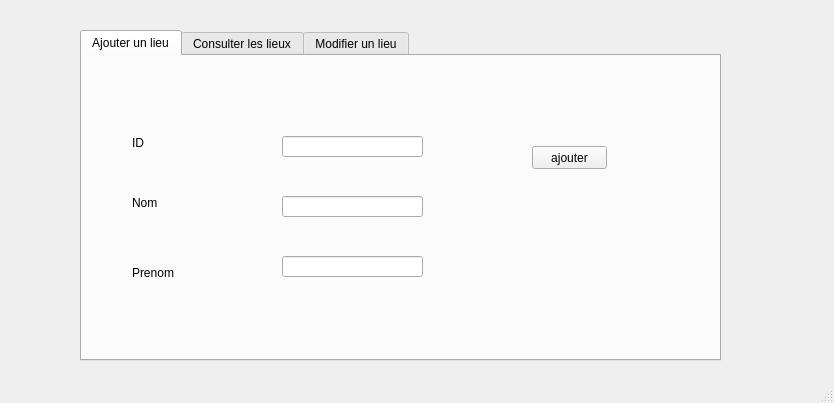
Above: mainwindow.ui from AdamNajar12/Olympic-games before the change. Below: the same form after it.
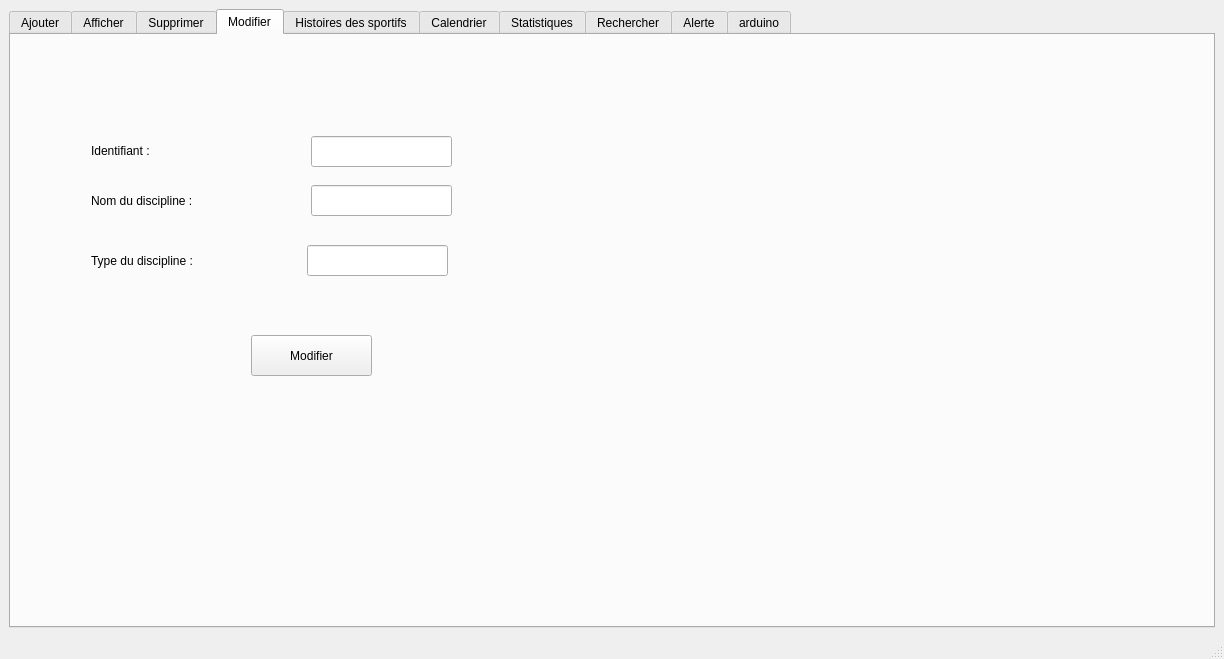
That is the form after the change. The open tabs and pages were chosen to show the change.

The edit to the form file:
```diff
--- a/mainwindow.ui
+++ b/mainwindow.ui
@@ -6,118 +6,306 @@
    <rect>
     <x>0</x>
     <y>0</y>
-    <width>834</width>
-    <height>403</height>
+    <width>1224</width>
+    <height>659</height>
    </rect>
   </property>
   <property name="windowTitle">
    <string>MainWindow</string>
   </property>
   <widget class="QWidget" name="centralwidget">
-   <widget class="QTabWidget" name="tabWidget_lieux">
-    <property name="geometry">
-     <rect>
-      <x>80</x>
-      <y>30</y>
-      <width>641</width>
-      <height>331</height>
-     </rect>
-    </property>
+   <layout class="QVBoxLayout" name="verticalLayout">
+    <item>
+     <widget class="QTabWidget" name="arduino">
     <property name="currentIndex">
      <number>0</number>
     </property>
-    <widget class="QWidget" name="tab">
+      <widget class="QWidget" name="tab_4">
      <attribute name="title">
-      <string>Ajouter un lieu</string>
-     </attribute>
-     <widget class="QLineEdit" name="lineEdit">
+        <string>Ajouter</string>
+       </attribute>
+       <widget class="QPushButton" name="pushButtonajouter">
       <property name="geometry">
        <rect>
-        <x>200</x>
-        <y>80</y>
-        <width>141</width>
-        <height>21</height>
-       </rect>
-      </property>
-     </widget>
-     <widget class="QLabel" name="label">
-      <property name="geometry">
-       <rect>
-        <x>50</x>
-        <y>80</y>
-        <width>47</width>
-        <height>13</height>
+          <x>292</x>
+          <y>320</y>
+          <width>121</width>
+          <height>41</height>
        </rect>
       </property>
       <property name="text">
-       <string>ID</string>
+         <string>Ajouter</string>
       </property>
      </widget>
      <widget class="QLabel" name="label_2">
       <property name="geometry">
        <rect>
-        <x>50</x>
-        <y>140</y>
-        <width>47</width>
-        <height>13</height>
+          <x>80</x>
+          <y>70</y>
+          <width>181</width>
+          <height>61</height>
        </rect>
       </property>
       <property name="text">
-       <string>Nom</string>
+         <string>Identidiant du discipline :</string>
       </property>
      </widget>
      <widget class="QLabel" name="label_3">
       <property name="geometry">
        <rect>
-        <x>50</x>
+          <x>84</x>
+          <y>140</y>
+          <width>141</width>
+          <height>51</height>
+         </rect>
+        </property>
+        <property name="text">
+         <string>Nom du discipline :</string>
+        </property>
+       </widget>
+       <widget class="QLabel" name="label_4">
+        <property name="geometry">
+         <rect>
+          <x>84</x>
         <y>210</y>
-        <width>47</width>
-        <height>13</height>
+          <width>131</width>
+          <height>31</height>
        </rect>
       </property>
       <property name="text">
-       <string>Prenom</string>
-      </property>
-     </widget>
-     <widget class="QLineEdit" name="lineEdit_2">
+         <string>Type du discipline :</string>
+        </property>
+       </widget>
+       <widget class="QLineEdit" name="lineEditIddiscipline">
       <property name="geometry">
        <rect>
-        <x>200</x>
-        <y>140</y>
+          <x>282</x>
+          <y>91</y>
         <width>141</width>
-        <height>21</height>
+          <height>31</height>
        </rect>
       </property>
      </widget>
-     <widget class="QLineEdit" name="lineEdit_3">
+       <widget class="QLineEdit" name="lineEditNomdiscipline">
       <property name="geometry">
        <rect>
-        <x>200</x>
-        <y>200</y>
+          <x>280</x>
+          <y>150</y>
         <width>141</width>
-        <height>21</height>
+          <height>31</height>
        </rect>
       </property>
      </widget>
-     <widget class="QPushButton" name="pushButton_2">
+       <widget class="QLineEdit" name="lineEditTypediscipline">
       <property name="geometry">
        <rect>
-        <x>450</x>
+          <x>290</x>
+          <y>210</y>
+          <width>141</width>
+          <height>31</height>
+         </rect>
+        </property>
+       </widget>
+      </widget>
+      <widget class="QWidget" name="tab_7">
+       <attribute name="title">
+        <string>Afficher</string>
+       </attribute>
+       <widget class="QTableView" name="tableView_Discipline">
+        <property name="geometry">
+         <rect>
+          <x>140</x>
+          <y>30</y>
+          <width>631</width>
+          <height>291</height>
+         </rect>
+        </property>
+       </widget>
+      </widget>
+      <widget class="QWidget" name="tab_9">
+       <attribute name="title">
+        <string>Supprimer</string>
+       </attribute>
+       <widget class="QLabel" name="label_5">
+        <property name="geometry">
+         <rect>
+          <x>110</x>
         <y>90</y>
-        <width>75</width>
-        <height>23</height>
+          <width>181</width>
+          <height>81</height>
        </rect>
       </property>
       <property name="text">
-       <string>ajouter</string>
+         <string>Identidiant :</string>
+        </property>
+       </widget>
+       <widget class="QLineEdit" name="lineEditsupprimer">
+        <property name="geometry">
+         <rect>
+          <x>300</x>
+          <y>110</y>
+          <width>141</width>
+          <height>41</height>
+         </rect>
+        </property>
+       </widget>
+       <widget class="QPushButton" name="pushButton">
+        <property name="geometry">
+         <rect>
+          <x>242</x>
+          <y>240</y>
+          <width>121</width>
+          <height>41</height>
+         </rect>
+        </property>
+        <property name="text">
+         <string>Supprimer</string>
+        </property>
+       </widget>
+      </widget>
+      <widget class="QWidget" name="tab_8">
+       <attribute name="title">
+        <string>Modifier</string>
+       </attribute>
+       <widget class="QLabel" name="label_6">
+        <property name="geometry">
+         <rect>
+          <x>80</x>
+          <y>90</y>
+          <width>111</width>
+          <height>51</height>
+         </rect>
+        </property>
+        <property name="text">
+         <string>Identifiant :</string>
+        </property>
+       </widget>
+       <widget class="QLineEdit" name="lineEditmodifer">
+        <property name="geometry">
+         <rect>
+          <x>300</x>
+          <y>101</y>
+          <width>141</width>
+          <height>31</height>
+         </rect>
+        </property>
+       </widget>
+       <widget class="QPushButton" name="pushButtonmodifier">
+        <property name="geometry">
+         <rect>
+          <x>240</x>
+          <y>300</y>
+          <width>121</width>
+          <height>41</height>
+         </rect>
+        </property>
+        <property name="text">
+         <string>Modifier</string>
+        </property>
+       </widget>
+       <widget class="QLineEdit" name="linee_type">
+        <property name="geometry">
+         <rect>
+          <x>296</x>
+          <y>210</y>
+          <width>141</width>
+          <height>31</height>
+         </rect>
+        </property>
+       </widget>
+       <widget class="QLabel" name="label_13">
+        <property name="geometry">
+         <rect>
+          <x>80</x>
+          <y>210</y>
+          <width>131</width>
+          <height>31</height>
+         </rect>
+        </property>
+        <property name="text">
+         <string>Type du discipline :</string>
+        </property>
+       </widget>
+       <widget class="QLineEdit" name="linee_nom">
+        <property name="geometry">
+         <rect>
+          <x>300</x>
+          <y>150</y>
+          <width>141</width>
+          <height>31</height>
+         </rect>
+        </property>
+       </widget>
+       <widget class="QLabel" name="label_14">
+        <property name="geometry">
+         <rect>
+          <x>80</x>
+          <y>140</y>
+          <width>141</width>
+          <height>51</height>
+         </rect>
+        </property>
+        <property name="text">
+         <string>Nom du discipline :</string>
+        </property>
+       </widget>
+      </widget>
+      <widget class="QWidget" name="tab">
+       <attribute name="title">
+        <string>Histoires des sportifs</string>
+       </attribute>
+       <widget class="QTableView" name="tableView_his">
+        <property name="geometry">
+         <rect>
+          <x>265</x>
+          <y>140</y>
+          <width>361</width>
+          <height>192</height>
+         </rect>
+        </property>
+       </widget>
+       <widget class="QLabel" name="label_8">
+        <property name="geometry">
+         <rect>
+          <x>210</x>
+          <y>50</y>
+          <width>101</width>
+          <height>41</height>
+         </rect>
+        </property>
+        <property name="text">
+         <string>Discipline :</string>
+        </property>
+       </widget>
+       <widget class="QLineEdit" name="lineEdit_his">
+        <property name="geometry">
+         <rect>
+          <x>320</x>
+          <y>60</y>
+          <width>141</width>
+          <height>31</height>
+         </rect>
+        </property>
+       </widget>
+       <widget class="QPushButton" name="pushButton_his">
+        <property name="geometry">
+         <rect>
+          <x>540</x>
+          <y>60</y>
+          <width>93</width>
+          <height>28</height>
+         </rect>
+        </property>
+        <property name="text">
+         <string>OK</string>
       </property>
      </widget>
     </widget>
     <widget class="QWidget" name="tab_2">
      <attribute name="title">
-      <string>Consulter les lieux</string>
-     </attribute>
-     <widget class="QTableView" name="tableView">
+        <string>Calendrier</string>
+       </attribute>
+       <widget class="QCalendarWidget" name="calendarWidget">
       <property name="geometry">
        <rect>
         <x>35</x>
@@ -130,22 +318,38 @@
     </widget>
     <widget class="QWidget" name="tab_3">
      <attribute name="title">
-      <string>Modifier un lieu</string>
-     </attribute>
-     <widget class="QPushButton" name="pushButton">
+        <string>Statistiques</string>
+       </attribute>
+       <widget class="QWidget" name="verticalLayoutWidget">
       <property name="geometry">
        <rect>
-        <x>430</x>
-        <y>190</y>
-        <width>75</width>
-        <height>23</height>
-       </rect>
-      </property>
+          <x>159</x>
+          <y>80</y>
+          <width>591</width>
+          <height>421</height>
+         </rect>
+        </property>
+        <layout class="QVBoxLayout" name="verticalLayout_2"/>
+       </widget>
+      </widget>
+      <widget class="QWidget" name="tab_5">
+       <attribute name="title">
+        <string>Rechercher</string>
+       </attribute>
+       <widget class="QLabel" name="label">
+        <property name="geometry">
+         <rect>
+          <x>190</x>
+          <y>80</y>
+          <width>55</width>
+          <height>16</height>
+         </rect>
+        </property>
       <property name="text">
-       <string>Supprimer</string>
-      </property>
-     </widget>
-     <widget class="QLineEdit" name="lineEdit_4">
+         <string/>
+        </property>
+       </widget>
+       <widget class="QLineEdit" name="lineEdit_Rechercher">
       <property name="geometry">
        <rect>
         <x>100</x>
@@ -182,7 +386,78 @@
       </property>
      </widget>
     </widget>
-   </widget>
+      <widget class="QWidget" name="tab_6">
+       <attribute name="title">
+        <string>Alerte</string>
+       </attribute>
+       <widget class="QTextEdit" name="textEdit_reclamation">
+        <property name="geometry">
+         <rect>
+          <x>300</x>
+          <y>180</y>
+          <width>331</width>
+          <height>221</height>
+         </rect>
+        </property>
+       </widget>
+       <widget class="QPushButton" name="pushButton_EnvoyerReclamation">
+        <property name="geometry">
+         <rect>
+          <x>710</x>
+          <y>260</y>
+          <width>151</width>
+          <height>41</height>
+         </rect>
+        </property>
+        <property name="text">
+         <string>Envoyer réclamation</string>
+        </property>
+       </widget>
+      </widget>
+      <widget class="QWidget" name="tab_10">
+       <attribute name="title">
+        <string>arduino</string>
+       </attribute>
+       <widget class="QTableView" name="table_notif">
+        <property name="geometry">
+         <rect>
+          <x>225</x>
+          <y>121</y>
+          <width>491</width>
+          <height>271</height>
+         </rect>
+        </property>
+       </widget>
+       <widget class="QPushButton" name="pushButton_A">
+        <property name="geometry">
+         <rect>
+          <x>200</x>
+          <y>460</y>
+          <width>131</width>
+          <height>41</height>
+         </rect>
+        </property>
+        <property name="text">
+         <string>Accepter</string>
+        </property>
+       </widget>
+       <widget class="QPushButton" name="pushButton_R">
+        <property name="geometry">
+         <rect>
+          <x>450</x>
+          <y>460</y>
+          <width>131</width>
+          <height>41</height>
+         </rect>
+        </property>
+        <property name="text">
+         <string>Reffuser</string>
+        </property>
+       </widget>
+      </widget>
+     </widget>
+    </item>
+   </layout>
   </widget>
   <widget class="QMenuBar" name="menubar">
    <property name="geometry">
```
Left out of the diff: 85 changed lines with no effect on the pictures. Lines whose indentation alone changed are shown as unchanged.
